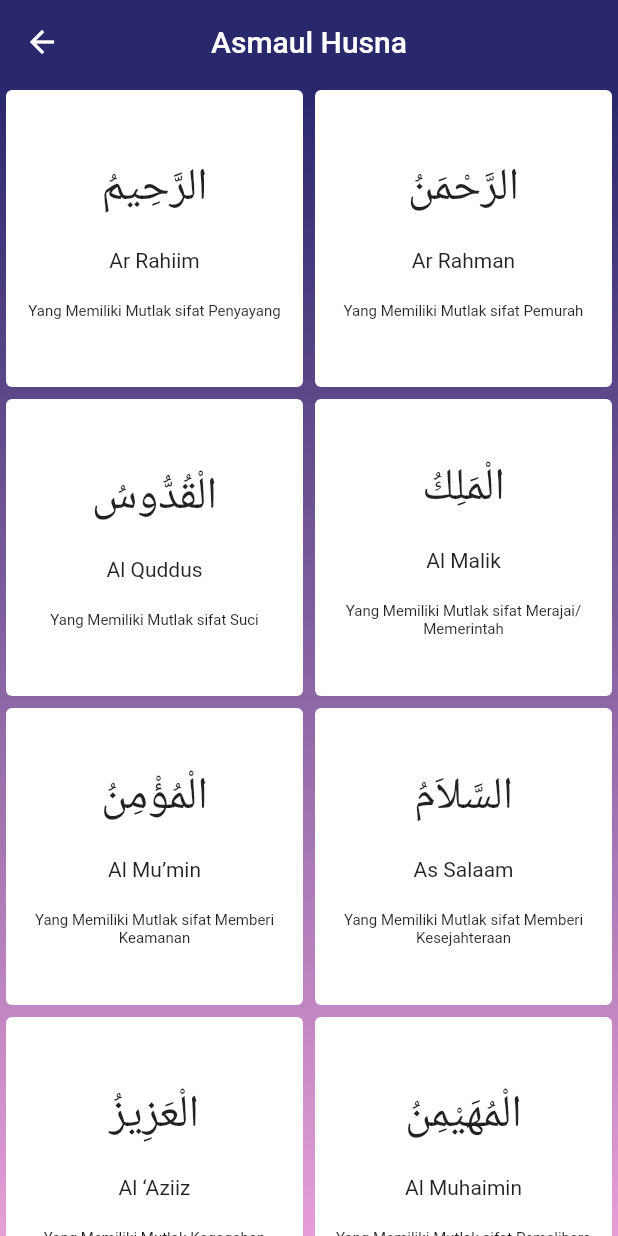
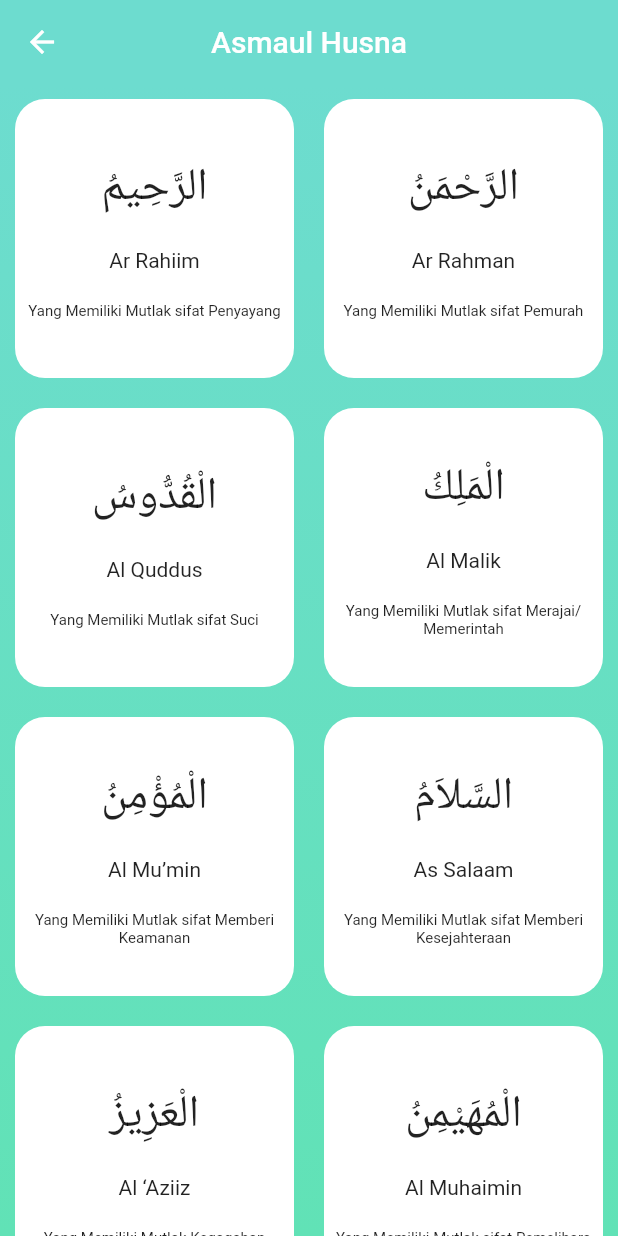
Before and after one commit to SyifaAinnur/muslim-app, a Flutter app: the PageAsmaulHusna screen opened directly, on a phone screen of 412 x 824 dp. Run offline on Flutter 3.47's test engine with Material 2 defaults, Android fonts, the phone set to English and light mode, and no system bars; our stand-ins replace audioplayers, carousel_slider, flutter_image_slideshow, flutter_svg, geocoding, geolocator and 8 more; missing offline and left inert: flutter_qiblah, geocoder, geolocator_web, pk_skeleton, shared_preferences_web; project files that could hold a hidden picture were left out.

Commit message:
update background

```diff
--- a/lib/pages/page_asmaulhusna.dart
+++ b/lib/pages/page_asmaulhusna.dart
@@ -15,7 +15,7 @@ class PageAsmaulHusna extends StatelessWidget {
   Widget build(BuildContext context) {
     return Scaffold(
       appBar: AppBar(
-        backgroundColor: Color(0xff29286C),
+        backgroundColor: Color(0xff6DDCCF),
         centerTitle: true,
         elevation: 0,
         title: Text("Asmaul Husna"),
@@ -36,8 +36,8 @@ class PageAsmaulHusna extends StatelessWidget {
                 begin: Alignment.topCenter,
                 end: Alignment.bottomCenter,
                 colors: [
-                  Color(0xff29286C),
-                  Color(0xffE69ED8),
+                  Color(0xff6DDCCF),
+                  Color(0xff61E2B6),
                 ]
             ),
           ),
--- a/lib/widget/cardasmaul.dart
+++ b/lib/widget/cardasmaul.dart
@@ -13,8 +13,12 @@ class CardAsmaul extends StatelessWidget {
 
   @override
   Widget build(BuildContext context) {
-    return Card(
-      elevation: 0.0,
+    return Container(
+      margin: EdgeInsets.all(10),
+        decoration: BoxDecoration(
+          borderRadius: BorderRadius.circular(20),
+          color: Colors.white,
+        ),
       child: Padding(
         padding: const EdgeInsets.all(8.0),
         child: Column(
```
